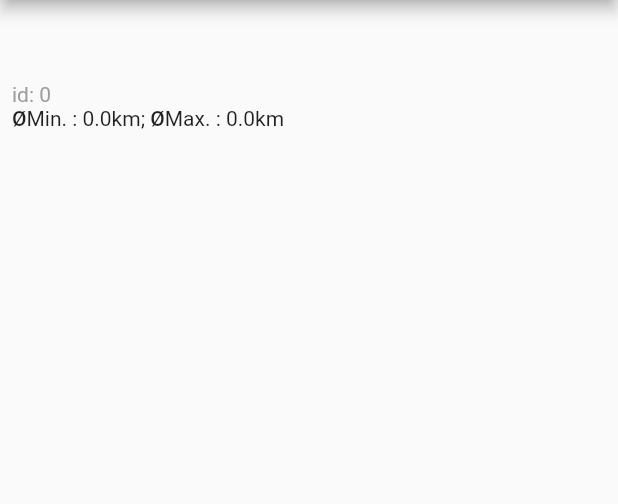
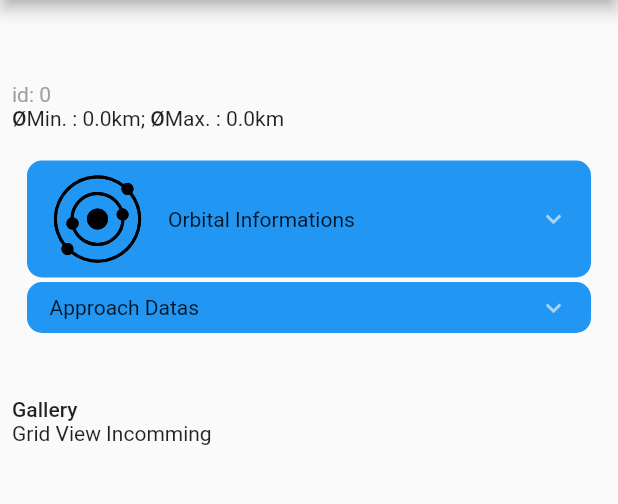
Before and after one commit to Gwe2B/FlutterNeoTracker, a Flutter app: the DetailedView screen opened directly with empty values, on a phone screen of 412 x 824 dp, the part 84-588 px from its top. Run offline on Flutter 3.47's test engine with Material 2 defaults, Android fonts, the phone set to English and light mode, and no system bars; drawn by our look-alikes of accordion; our stand-ins replace flutter_dotenv, flutter_svg; network calls fail.

Commit message:
Creating the accordion details
Create the accordions to contain all datas concerning the approach of
the NEOs and the orbital information.

still todo: see why the SvgPicture class doesn't render the SVG.

```diff
--- a/lib/detailed_view.dart
+++ b/lib/detailed_view.dart
@@ -1,4 +1,7 @@
+import 'package:accordion/accordion.dart';
+import 'package:accordion/controllers.dart';
 import 'package:flutter/material.dart';
+import 'package:flutter_svg/flutter_svg.dart';
 
 import 'model/neo.dart';
 
@@ -11,6 +14,8 @@ class DetailedView extends StatefulWidget {
 }
 
 class _DetailedViewState extends State<DetailedView> {
+  static const double viewPadding = 8.0;
+
   @override
   Widget build(BuildContext context) {
     final textTheme = Theme.of(context).textTheme;
@@ -26,33 +31,70 @@ class _DetailedViewState extends State<DetailedView> {
     return Scaffold(
       appBar: AppBar(title: const Text('Near Earth Object')),
       body: Padding(
-        padding: const EdgeInsets.all(8.0),
+        padding: const EdgeInsets.all(viewPadding),
+        child: SizedBox(
+          width: MediaQuery.of(context).size.width - (2 * viewPadding),
           child: Column(
             crossAxisAlignment: CrossAxisAlignment.start,
             children: [
               Text(
                 widget.object.name,
-              overflow: TextOverflow.clip,
-              style: textTheme.headlineLarge
-                  ?.copyWith(fontWeight: FontWeight.bold, color: Colors.black),
+                maxLines: 2,
+                style: textTheme.headlineLarge?.copyWith(
+                    fontWeight: FontWeight.bold, color: Colors.black),
               ),
               Text(
                 'id: ${widget.object.id}',
                 style: textTheme.bodyMedium?.copyWith(color: Colors.grey),
               ),
               RichText(
-              overflow: TextOverflow.clip,
-                text:
-                    TextSpan(text: 'Ø', style: textTheme.bodyLarge, children: [
+                  maxLines: 3,
+                  text: TextSpan(
+                      text: 'Ø',
+                      style: textTheme.bodyLarge,
+                      children: [
                         TextSpan(
                             text: 'Min. : ${minDiameter.toString()}km; ',
                             style: textTheme.bodyMedium),
                         TextSpan(text: 'Ø', style: textTheme.bodyLarge),
                         TextSpan(
                             text: 'Max. : ${maxDiameter.toString()}km',
-                  style: textTheme.bodyMedium)
-            ]))
+                            style: textTheme.bodyMedium),
+                      ])),
+              Accordion(
+                  maxOpenSections: 2,
+                  scaleWhenAnimating: true,
+                  openAndCloseAnimation: true,
+                  headerPadding:
+                      const EdgeInsets.symmetric(vertical: 7, horizontal: 15),
+                  sectionOpeningHapticFeedback: SectionHapticFeedback.heavy,
+                  sectionClosingHapticFeedback: SectionHapticFeedback.light,
+                  children: [
+                    AccordionSection(
+                      leftIcon: SvgPicture.asset('assets/orbit.svg'),
+                      header: const Text(
+                        'Orbital Informations',
+                        maxLines: 2,
+                      ),
+                      content: const Text('Lorem Ipsum Dolor Sin Amet'),
+                      contentHorizontalPadding: 20,
+                      contentBorderWidth: 1,
+                    ),
+                    AccordionSection(
+                      header: const Text(
+                        'Approach Datas',
+                        maxLines: 2,
+                      ),
+                      content: const Text('Lorem Ipsum Dolor Sin Amet'),
+                      contentHorizontalPadding: 20,
+                      contentBorderWidth: 1,
+                    )
+                  ]),
+                  Text('Gallery', style: textTheme.bodyLarge,),
+                  // Make a GridView
+                  const Text('Grid View Incomming')
             ],
+          ),
         ),
       ),
     );
--- a/pubspec.yaml
+++ b/pubspec.yaml
@@ -38,6 +38,8 @@ dependencies:
   cupertino_icons: ^1.0.2
   http: ^0.13.5
   flutter_dotenv: ^5.0.2
+  accordion: ^2.5.1
+  flutter_svg: ^1.1.6
 
 dev_dependencies:
   flutter_test:
@@ -64,7 +66,8 @@ flutter:
   # To add assets to your application, add an assets section, like this:
   assets:
     - .env
-  #   - images/a_dot_ham.jpeg
+    - assets/
+    - assets/planets-icons/
 
   # An image asset can refer to one or more resolution-specific "variants", see
   # https://flutter.dev/assets-and-images/#resolution-aware
```
Also changed, not shown: assets/orbit.svg (added), pubspec.lock, 1 other file. Lines whose indentation alone changed are shown as unchanged.
